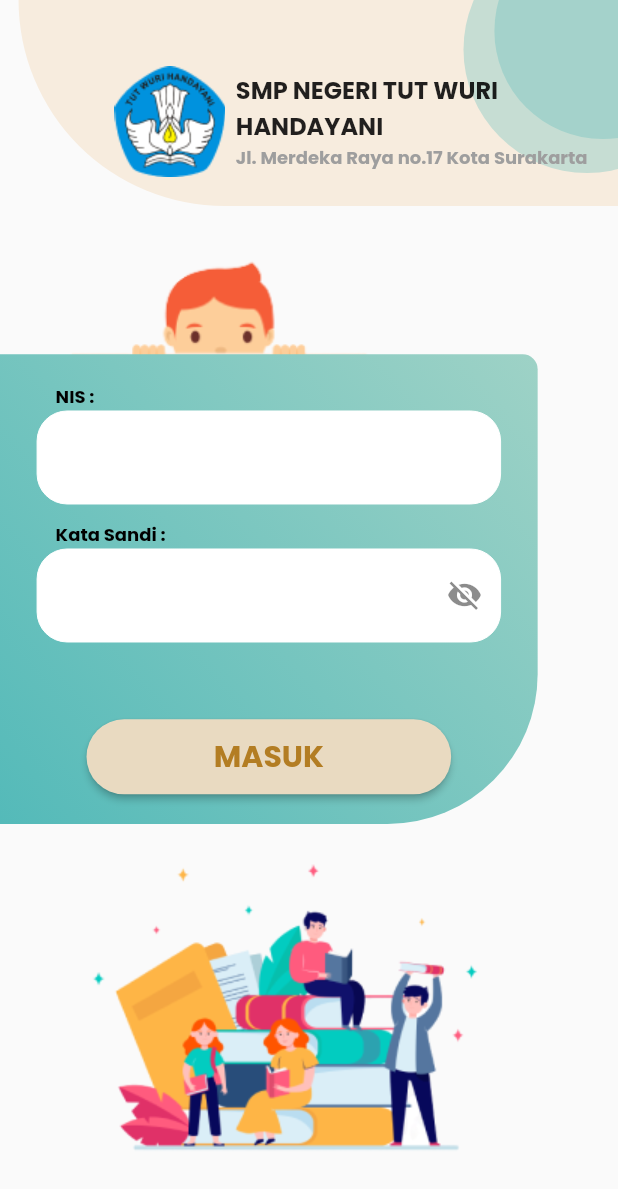
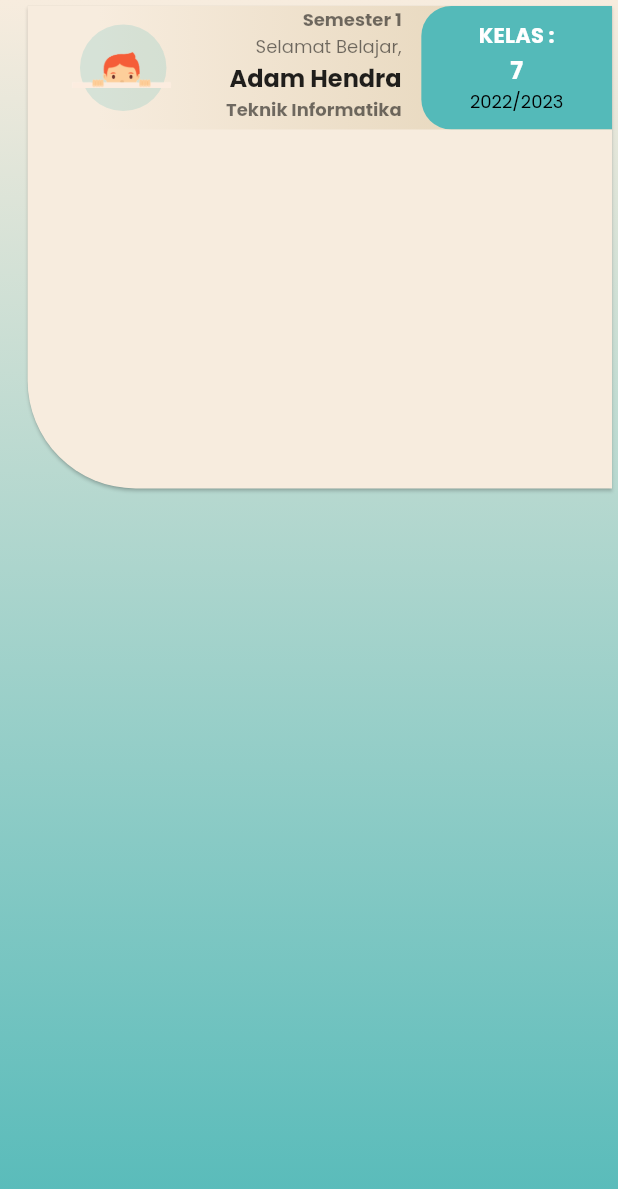
Before and after one commit to madmouse17/laraseksy-bloc, a Flutter app: the screen it shows after launch, after a tap on "MASUK", on a phone screen of 412 x 824 dp. Shown: the top 1189 px of the screen. Run offline on Flutter 3.47's test engine with Material 2 defaults, Android fonts, the phone set to English and light mode, and no system bars; drawn by our look-alikes of auto_size_text, rounded_loading_button; our stand-ins replace bloc, equatable, flutter_bloc, google_fonts, sizer.

Commit message:
home slicing

```diff
--- /dev/null
+++ b/lib/Home/bloc/home_bloc.dart
@@ -0,0 +1,13 @@
+import 'package:bloc/bloc.dart';
+import 'package:equatable/equatable.dart';
+
+part 'home_event.dart';
+part 'home_state.dart';
+
+class HomeBloc extends Bloc<HomeEvent, HomeState> {
+  HomeBloc() : super(HomeInitial()) {
+    on<HomeEvent>((event, emit) {
+      // TODO: implement event handler
+    });
+  }
+}
--- /dev/null
+++ b/lib/Home/bloc/home_event.dart
@@ -0,0 +1,8 @@
+part of 'home_bloc.dart';
+
+abstract class HomeEvent extends Equatable {
+  const HomeEvent();
+
+  @override
+  List<Object> get props => [];
+}
--- /dev/null
+++ b/lib/Home/bloc/home_state.dart
@@ -0,0 +1,10 @@
+part of 'home_bloc.dart';
+
+abstract class HomeState extends Equatable {
+  const HomeState();
+
+  @override
+  List<Object> get props => [];
+}
+
+class HomeInitial extends HomeState {}
--- /dev/null
+++ b/lib/Home/views/home.dart
@@ -0,0 +1,192 @@
+import 'package:auto_size_text/auto_size_text.dart';
+import 'package:flutter/material.dart';
+import 'package:laraseksy_bloc/utils/Pallet.dart';
+import 'package:laraseksy_bloc/utils/imageName.dart';
+import 'package:sizer/sizer.dart';
+
+class Home extends StatelessWidget {
+  const Home({super.key});
+
+  @override
+  Widget build(BuildContext context) {
+    return Scaffold(
+      body: Container(
+        height: 100.h,
+        decoration: const BoxDecoration(
+          gradient: LinearGradient(
+            begin: Alignment.bottomCenter,
+            end: Alignment.topCenter,
+            colors: [Pallete.primaryColor, Pallete.tertiarySecondaryColor],
+          ),
+        ),
+        child: ListView(
+          shrinkWrap: true,
+          children: [
+            SizedBox(
+              height: 40.h,
+              child: Padding(
+                padding: EdgeInsets.only(left: 3.5.w),
+                child: Card(
+                  shape: const RoundedRectangleBorder(
+                    borderRadius: BorderRadius.only(
+                      bottomLeft: Radius.circular(72),
+                    ),
+                  ),
+                  clipBehavior: Clip.antiAlias,
+                  color: Pallete.tertiarySecondaryColor,
+                  child: Column(
+                    children: [
+                      Container(
+                        height: 10.h,
+                        width: 100.w,
+                        margin: EdgeInsets.only(left: 2.w),
+                        decoration: BoxDecoration(
+                          gradient: LinearGradient(stops: [
+                            0.1,
+                            0.7
+                          ], colors: [
+                            Pallete.tertiarySecondaryColor,
+                            Pallete.tertiaryColor,
+                          ]),
+                          borderRadius: BorderRadius.only(
+                            bottomLeft: Radius.circular(20),
+                            topLeft: Radius.circular(20),
+                          ),
+                        ),
+                        clipBehavior: Clip.antiAlias,
+                        child: Row(
+                          mainAxisAlignment: MainAxisAlignment.spaceBetween,
+                          children: [
+                            Flexible(
+                              flex: 2,
+                              child: Row(
+                                mainAxisAlignment:
+                                    MainAxisAlignment.spaceAround,
+                                children: [
+                                  Flexible(
+                                    flex: 1,
+                                    child: Padding(
+                                      padding: EdgeInsets.symmetric(
+                                          horizontal: 1.5.w, vertical: 1.5.h),
+                                      child: CircleAvatar(
+                                        radius: 15.h,
+                                        child: Image.asset(
+                                          ImageName.imageLoginSeek,
+                                          height: 40.h,
+                                        ),
+                                      ),
+                                    ),
+                                  ),
+                                  Flexible(
+                                    flex: 2,
+                                    child: Column(
+                                      crossAxisAlignment:
+                                          CrossAxisAlignment.end,
+                                      children: [
+                                        Column(
+                                          mainAxisAlignment:
+                                              MainAxisAlignment.end,
+                                          crossAxisAlignment:
+                                              CrossAxisAlignment.end,
+                                          children: [
+                                            Text(
+                                              'Semester 1',
+                                              style: Theme.of(context)
+                                                  .textTheme
+                                                  .caption!
+                                                  .copyWith(
+                                                      fontWeight:
+                                                          FontWeight.bold),
+                                            ),
+                                          ],
+                                        ),
+                                        Text(
+                                          'Selamat Belajar,',
+                                          style: Theme.of(context)
+                                              .textTheme
+                                              .caption,
+                                        ),
+                                        AutoSizeText(
+                                          'Adam Hendra',
+                                          maxLines: 1,
+                                          minFontSize: 10,
+                                          style: Theme.of(context)
+                                              .textTheme
+                                              .subtitle1!
+                                              .copyWith(
+                                                  fontWeight: FontWeight.bold),
+                                        ),
+                                        AutoSizeText(
+                                          'Teknik Informatika',
+                                          maxLines: 1,
+                                          minFontSize: 8,
+                                          style: Theme.of(context)
+                                              .textTheme
+                                              .caption!
+                                              .copyWith(
+                                                  fontWeight: FontWeight.bold),
+                                        ),
+                                      ],
+                                    ),
+                                  ),
+                                ],
+                              ),
+                            ),
+                            Flexible(
+                              flex: 1,
+                              child: Container(
+                                width: 100.w,
+                                decoration: const BoxDecoration(
+                                  color: Pallete.primaryColor,
+                                  borderRadius: BorderRadius.only(
+                                    bottomLeft: Radius.circular(20),
+                                    topLeft: Radius.circular(20),
+                                  ),
+                                ),
+                                child: Column(
+                                  crossAxisAlignment: CrossAxisAlignment.center,
+                                  mainAxisAlignment: MainAxisAlignment.center,
+                                  children: [
+                                    Text(
+                                      "KELAS :",
+                                      style: Theme.of(context)
+                                          .textTheme
+                                          .subtitle2!
+                                          .copyWith(
+                                              fontWeight: FontWeight.bold,
+                                              color: Colors.white),
+                                    ),
+                                    Text(
+                                      "7",
+                                      style: Theme.of(context)
+                                          .textTheme
+                                          .subtitle1!
+                                          .copyWith(
+                                              fontWeight: FontWeight.bold,
+                                              color: Colors.white),
+                                    ),
+                                    Text(
+                                      "2022/2023",
+                                      style: Theme.of(context)
+                                          .textTheme
+                                          .caption!
+                                          .copyWith(color: Colors.black),
+                                    )
+                                  ],
+                                ),
+                              ),
+                            ),
+                          ],
+                        ),
+                      ),
+                    ],
+                  ),
+                ),
+              ),
+            ),
+          ],
+        ),
+      ),
+    );
+  }
+}
--- a/lib/Login/views/components/boxLogin.dart
+++ b/lib/Login/views/components/boxLogin.dart
@@ -4,6 +4,7 @@ import 'package:flutter/material.dart';
 import 'package:flutter_bloc/flutter_bloc.dart';
 import 'package:laraseksy_bloc/Login/bloc/login_bloc.dart';
 import 'package:laraseksy_bloc/globalComponents/customFormFIeld.dart';
+import 'package:laraseksy_bloc/routes/routes.dart';
 import 'package:laraseksy_bloc/utils/Pallet.dart';
 import 'package:laraseksy_bloc/utils/imageName.dart';
 import 'package:rounded_loading_button/rounded_loading_button.dart';
@@ -85,7 +86,9 @@ class BoxLogin extends StatelessWidget {
                       padding: EdgeInsets.symmetric(horizontal: 8.w),
                       child: RoundedLoadingButton(
                         controller: btnMasuk,
-                        onPressed: () {},
+                        onPressed: () {
+                          Navigator.pushNamed(context, Routes.home);
+                        },
                         color: Pallete.tertiaryColor,
                         child: Text(
                           'MASUK',
--- a/lib/routes/Pages.dart
+++ b/lib/routes/Pages.dart
@@ -1,16 +1,22 @@
 import 'package:flutter_bloc/flutter_bloc.dart';
+import 'package:laraseksy_bloc/Home/bloc/home_bloc.dart';
+import 'package:laraseksy_bloc/Home/views/home.dart';
 import 'package:laraseksy_bloc/Login/bloc/login_bloc.dart';
 import 'package:laraseksy_bloc/Login/views/login.dart';
 import 'package:laraseksy_bloc/routes/routes.dart';
 
 class Pages {
   // ignore: non_constant_identifier_names
-  static String Initial = Route.login;
+  static String Initial = Routes.login;
 
   static routes(context) => {
-        Route.login: (context) => BlocProvider(
+        Routes.login: (context) => BlocProvider(
               create: (context) => LoginBloc(),
               child: Login(),
             ),
+        Routes.home: (context) => BlocProvider(
+              create: (context) => HomeBloc(),
+              child: Home(),
+            ),
       };
 }
--- a/lib/routes/routes.dart
+++ b/lib/routes/routes.dart
@@ -1,5 +1,6 @@
 import 'package:laraseksy_bloc/Login/views/login.dart';
 
-class Route {
+class Routes {
   static String login = '/login';
+  static String home = '/home';
 }
```
